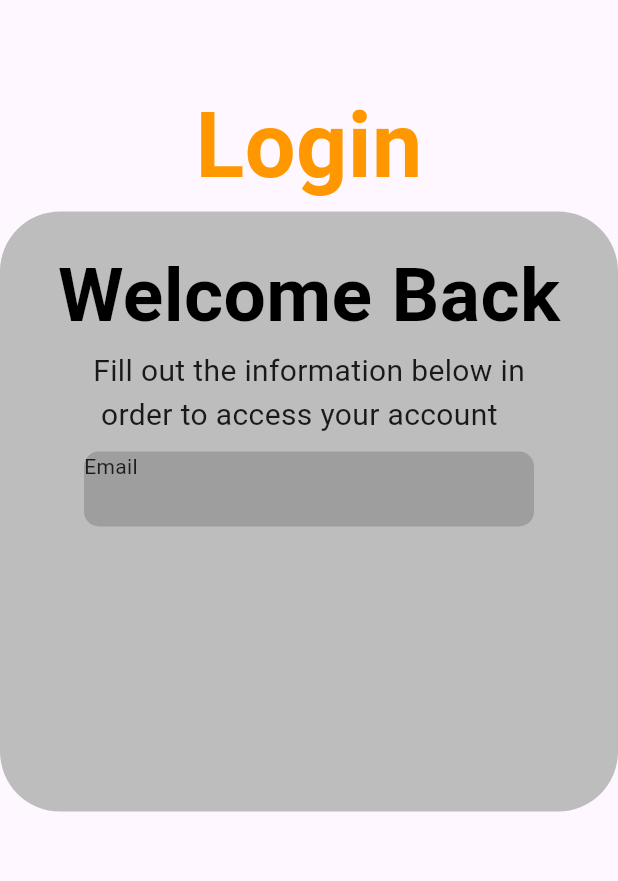
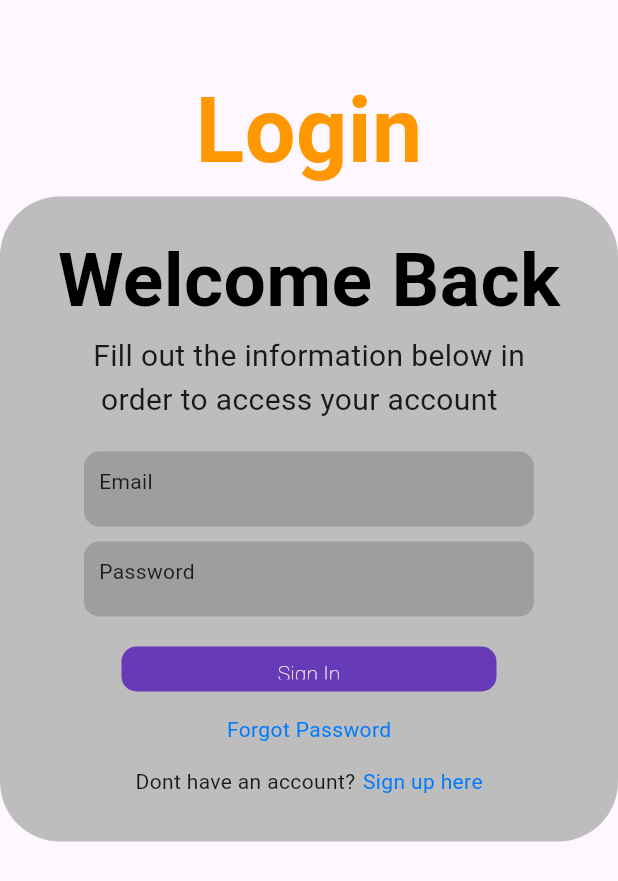
Before and after one commit to Ahmad163563/internship, a Flutter app: the screen it shows after launch, on a phone screen of 412 x 824 dp. Shown: the top 881 px of the screen. Run offline on Flutter 3.47's test engine with Material 3 defaults, Android fonts, the phone set to English and light mode, and no system bars; our stand-ins replace cloud_firestore, curved_navigation_bar, firebase_auth, firebase_core, image_picker, shimmer and 2 more; accounts and stored records are empty.

Commit message:
finally done

```diff
--- a/lib/ai_proposal_writing/settings/login/login.dart
+++ b/lib/ai_proposal_writing/settings/login/login.dart
@@ -1,3 +1,4 @@
+import 'package:flutter/cupertino.dart';
 import 'package:flutter/material.dart';
 
 class Loginclass extends StatefulWidget {
@@ -13,7 +14,7 @@ class _LoginclassState extends State<Loginclass> {
     return Scaffold(
       body: Column(
         children: [
-          SizedBox(height: 55,),
+          SizedBox(height: 45,),
           Center(
             child: Text('Login',style: TextStyle(
               color: Colors.orange,
@@ -23,7 +24,7 @@ class _LoginclassState extends State<Loginclass> {
           ),
           Center(
             child: Container(
-              height: 400,
+              height: 430,
               width: 440,
               decoration: BoxDecoration(
                 borderRadius: BorderRadius.circular(40),
@@ -36,22 +37,63 @@ class _LoginclassState extends State<Loginclass> {
                   Text('Fill out the information below in\n order to access your account',style: TextStyle(
                     color: Colors.black87,fontSize: 20
                   ),),
-                  SizedBox(height: 10,),
+                  SizedBox(height: 20,),
                   Container(
+                    padding: EdgeInsets.all(10),
                     height: 50,
                     width: 300,
                     decoration: BoxDecoration(
                       borderRadius: BorderRadius.circular(10),
                       color:Colors.grey
                     ),
-                    child: ConstrainedBox(
-                      constraints: BoxConstraints(
-                        minWidth: 100,
-                        minHeight: 50,
-                        maxWidth: 100,
-                        maxHeight: 50,
-                      ),child: Text('Email')),
+                    child: Text('Email',),
                   ),
+                  SizedBox(height: 10,),
+                  Container(
+                    padding: EdgeInsets.all(10),
+                    height: 50,
+                    width: 300,
+                    decoration: BoxDecoration(
+                        borderRadius: BorderRadius.circular(10),
+                        color:Colors.grey
+                    ),
+                    child: Text('Password'),
+                  ),
+                  SizedBox(height: 20,),
+                  Container(
+                    height: 30,
+                    width: 250,
+                    decoration: BoxDecoration(
+                      borderRadius: BorderRadius.circular(10),
+                      color: Colors.deepPurple
+                    ),
+                    child: TextButton(onPressed: (){}, child: Center(
+                      child: Text('Sign In',style: TextStyle(color: Colors.white,fontWeight: FontWeight.w100),),
+                    )),
+                  ),
+                  SizedBox(height: 15,),
+                  InkWell(
+                    onTap: (){},
+                    child: Text('Forgot Password',style: TextStyle(
+                      color: CupertinoColors.systemBlue
+                    ),),
+                  ),
+                  SizedBox(height: 15,),
+                  Row(
+                    mainAxisAlignment: MainAxisAlignment.center,
+                    children: [
+                      Text('Dont have an account?',style: TextStyle(
+                        color: Colors.black87
+                      ),),
+                      SizedBox(width: 5,),
+                      InkWell(
+                        onTap: (){},
+                        child: Text('Sign up here',style: TextStyle(
+                          color: CupertinoColors.activeBlue,
+                        ),),
+                      )
+                    ],
+                  )
 
                 ],
               ),
```
